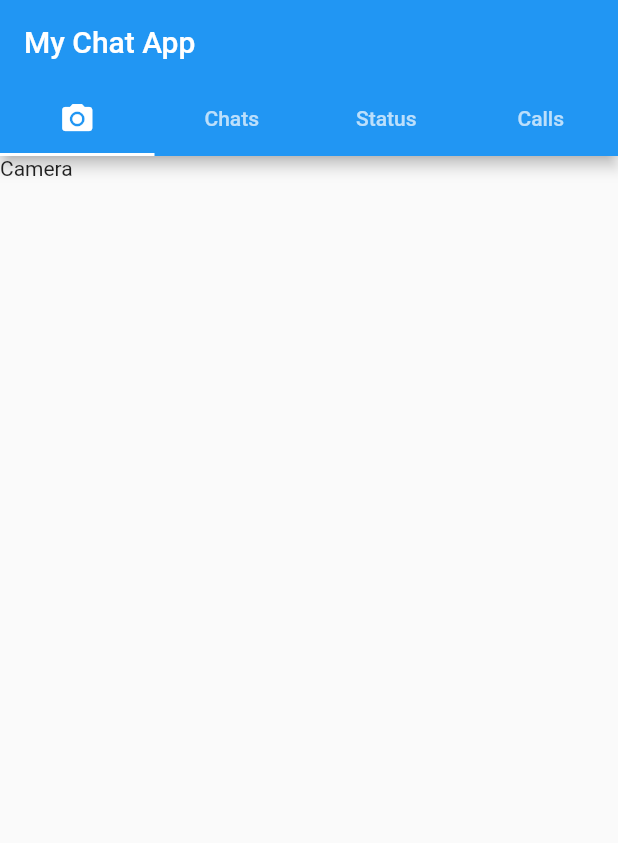
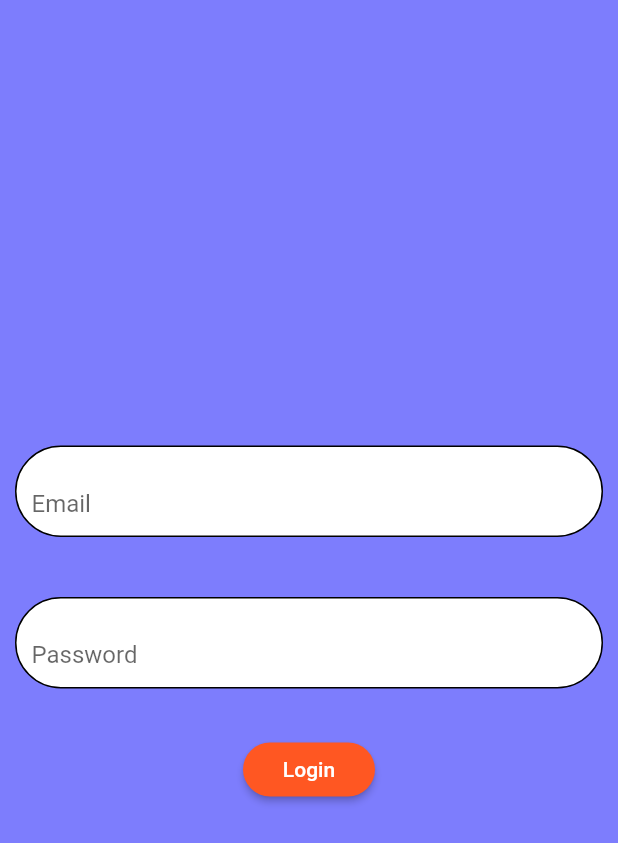
Before and after one commit to Piyush7034/messenger_app, a Flutter app: the screen it shows after launch, on a phone screen of 412 x 824 dp. Shown: the top 843 px of the screen. Run offline on Flutter 3.47's test engine with Material 2 defaults, Android fonts, the phone set to English and light mode, and no system bars.

Commit message:
login page created

```diff
--- /dev/null
+++ b/lib/login_page.dart
@@ -0,0 +1,110 @@
+import 'package:flutter/material.dart';
+import 'package:flutter/rendering.dart';
+import 'package:messenger_app/home_page.dart';
+
+class LoginPage extends StatefulWidget {
+  @override
+  LoginPageState createState() => LoginPageState();
+}
+
+class LoginPageState extends State<LoginPage> {
+  String email;
+  String password;
+  final _formKey = GlobalKey<FormState>();
+
+  LoginPageState({this.email, this.password});
+
+  @override
+  Widget build(BuildContext context) {
+    double height = MediaQuery.of(context).size.height;
+    double width = MediaQuery.of(context).size.width;
+    return Container(
+      color: Color.fromRGBO(0, 0, 255, 0.5),
+      child: Form(
+        key: _formKey,
+        child: Center(
+          child: Column(
+            mainAxisAlignment: MainAxisAlignment.center,
+            crossAxisAlignment: CrossAxisAlignment.center,
+            children: <Widget>[
+              Container(
+                alignment: Alignment.centerLeft,
+                decoration: BoxDecoration(
+                  color: Colors.white,
+                  border: Border.all(color: Colors.black),
+                  borderRadius: BorderRadius.circular(35.0),
+                ),
+                margin: EdgeInsets.all(10.0),
+                padding: EdgeInsets.symmetric(horizontal: 10.0),
+                child: TextFormField(
+                  decoration: InputDecoration(
+                      labelText: 'Email',
+                      alignLabelWithHint: true,
+                      border: InputBorder.none),
+                  validator: (value) {
+                    if (value.isEmpty) {
+                      return 'Required';
+                    }
+                    return null;
+                  },
+                ),
+              ),
+              SizedBox(
+                height: 20.0,
+              ),
+              Container(
+                alignment: Alignment.centerLeft,
+                decoration: BoxDecoration(
+                  color: Colors.white,
+                  border: Border.all(color: Colors.black),
+                  borderRadius: BorderRadius.circular(35.0),
+                ),
+                margin: EdgeInsets.all(10.0),
+                padding: EdgeInsets.symmetric(horizontal: 10.0),
+                child: TextFormField(
+                  decoration: InputDecoration(
+                      labelText: 'Password',
+                      alignLabelWithHint: true,
+                      border: InputBorder.none),
+                  obscureText: true,
+                  validator: (value) {
+                    if (value.isEmpty) {
+                      return 'Required';
+                    } else {
+                      if (value.length < 8) {
+                        return 'Password must be  of at least 8 characters';
+                      }
+                    }
+                    return null;
+                  },
+                ),
+              ),
+              SizedBox(
+                height: 20.0,
+              ),
+              RaisedButton(
+                shape: RoundedRectangleBorder(
+                    borderRadius: BorderRadius.circular(25)),
+                child: Text(
+                  'Login',
+                  style: TextStyle(color: Colors.white),
+                ),
+                color: Colors.deepOrange,
+                onPressed: () {
+                  if (_formKey.currentState.validate()) {
+                    Navigator.push(
+                      context,
+                      MaterialPageRoute(
+                        builder: (context) => HomePage(),
+                      ),
+                    );
+                  }
+                },
+              )
+            ],
+          ),
+        ),
+      ),
+    );
+  }
+}
--- a/lib/main.dart
+++ b/lib/main.dart
@@ -1,14 +1,15 @@
 import 'package:flutter/material.dart';
-import 'package:messenger_app/home_page.dart';
+import 'package:messenger_app/login_page.dart';
 
 void main() => runApp(MyApp());
 
 class MyApp extends StatelessWidget {
-
   @override
   Widget build(BuildContext context) {
     return MaterialApp(
-      home: HomePage(),
+      home: Scaffold(
+        body: LoginPage(),
+      ),
       title: 'Messenger App',
     );
   }
```
